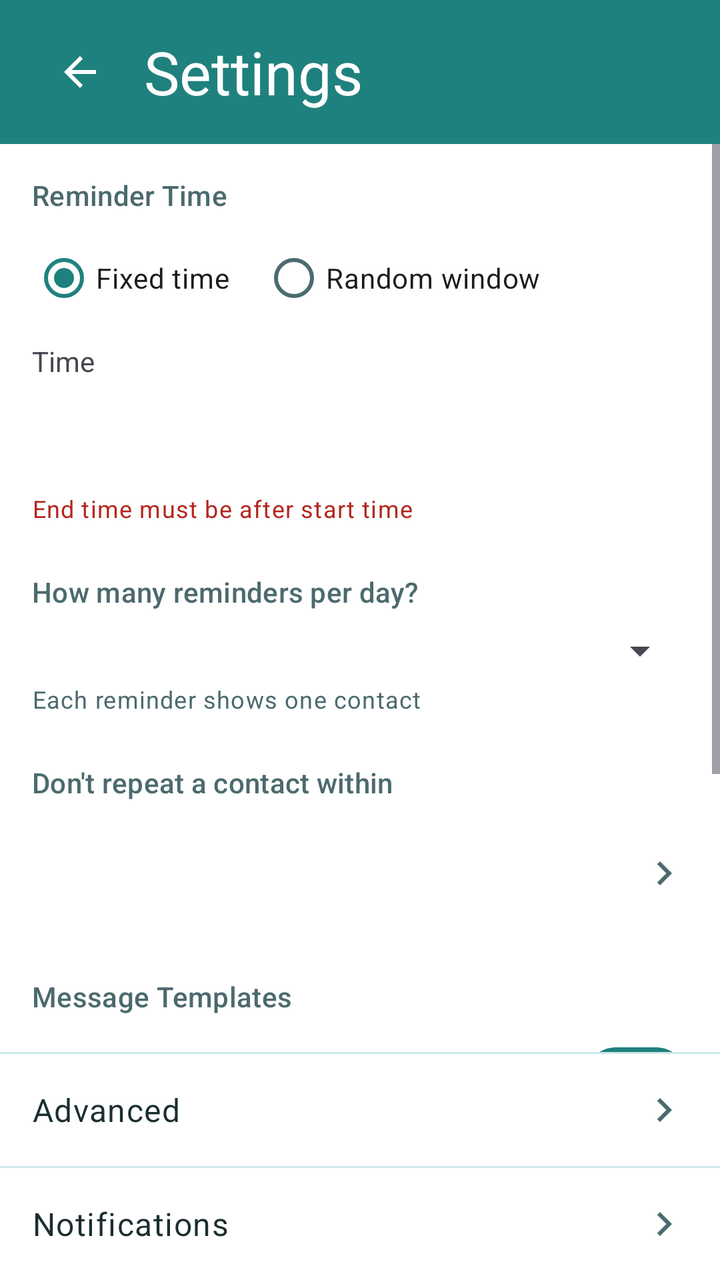
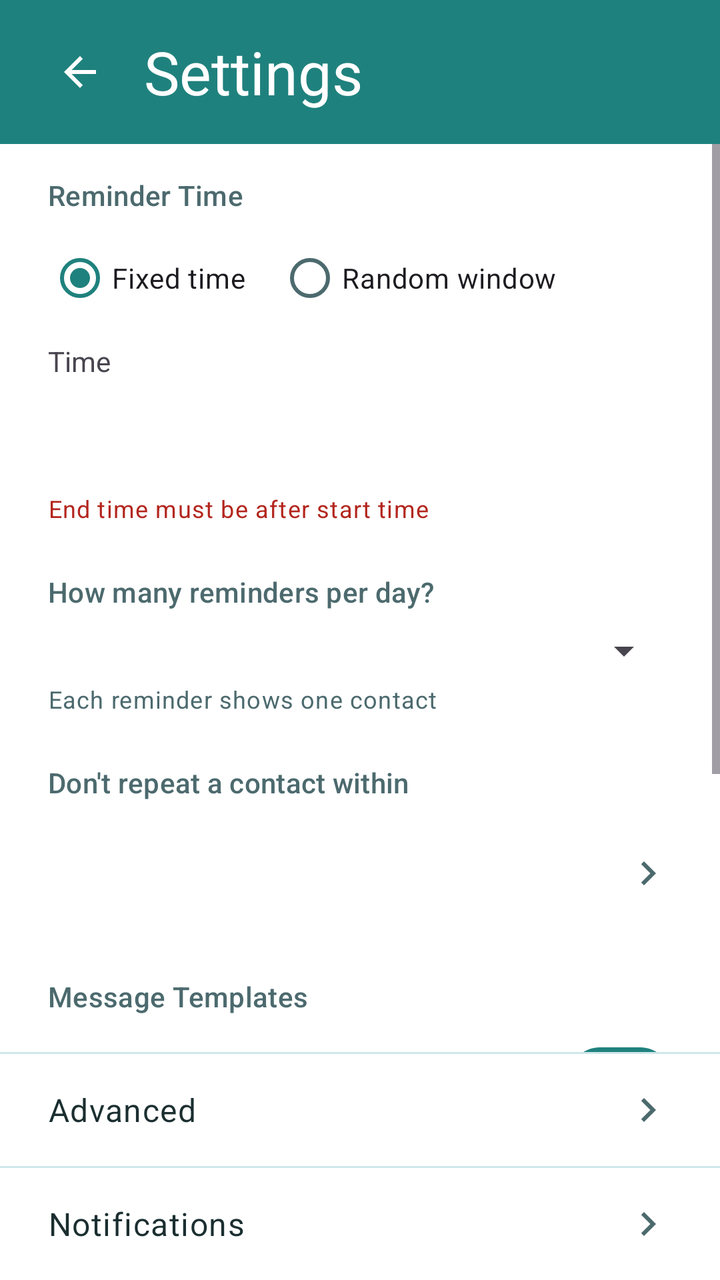

Screens rendered from an Android XML layout before and after an edit, with the pre-edit source and the edit as a unified diff.
<!-- AndroidManifest.xml: application theme Theme.FriendMinder -->
<!-- res/layout/fragment_settings.xml -->
<?xml version="1.0" encoding="utf-8"?>
<FrameLayout xmlns:android="http://schemas.android.com/apk/res/android"
    xmlns:app="http://schemas.android.com/apk/res-auto"
    android:layout_width="match_parent"
    android:layout_height="match_parent">

    <LinearLayout
        android:layout_width="match_parent"
        android:layout_height="match_parent"
        android:orientation="vertical">

        
        <LinearLayout
            android:id="@+id/headerContainer"
            android:layout_width="match_parent"
            android:layout_height="wrap_content"
            android:orientation="vertical"
            android:background="@color/fm_header">

            <View
                android:id="@+id/statusBarSpacer"
                android:layout_width="match_parent"
                android:layout_height="0dp" />

            <FrameLayout
                android:layout_width="match_parent"
                android:layout_height="@dimen/fm_home_header_height">

                <ImageButton
                    android:id="@+id/backButton"
                    android:layout_width="48dp"
                    android:layout_height="48dp"
                    android:layout_gravity="start|center_vertical"
                    android:layout_marginStart="16dp"
                    android:padding="12dp"
                    android:background="?attr/selectableItemBackgroundBorderless"
                    android:src="@drawable/ic_arrow_back"
                    app:tint="@color/fm_on_primary"
                    android:contentDescription="@string/content_desc_back" />

                <TextView
                    android:id="@+id/headerTitle"
                    android:layout_width="wrap_content"
                    android:layout_height="wrap_content"
                    android:layout_gravity="start|center_vertical"
                    android:layout_marginStart="72dp"
                    android:layout_marginEnd="@dimen/fm_space_6"
                    android:text="@string/title_settings"
                    android:textColor="@color/fm_on_primary"
                    android:textSize="@dimen/fm_header_title_size"
                    android:maxLines="1"
                    android:ellipsize="end" />
            </FrameLayout>
        </LinearLayout>

        
        <ScrollView
            android:id="@+id/settingsScrollView"
            android:layout_width="match_parent"
            android:layout_height="0dp"
            android:layout_weight="1"
            android:clipToPadding="false">

            <LinearLayout
                android:layout_width="match_parent"
                android:layout_height="wrap_content"
                android:orientation="vertical"
                android:paddingStart="16dp"
                android:paddingEnd="16dp"
                android:paddingTop="16dp"
                android:paddingBottom="16dp">

                
                <TextView
                    style="?attr/textAppearanceTitleSmall"
                    android:layout_width="wrap_content"
                    android:layout_height="wrap_content"
                    android:textColor="?attr/colorOnSurfaceVariant"
                    android:text="@string/label_reminder_time" />

                <RadioGroup
                    android:id="@+id/timeModeGroup"
                    android:layout_width="match_parent"
                    android:layout_height="wrap_content"
                    android:orientation="horizontal"
                    android:layout_marginTop="8dp">

                    <RadioButton
                        android:id="@+id/fixedTimeRadio"
                        android:layout_width="wrap_content"
                        android:layout_height="wrap_content"
                        android:text="@string/option_fixed_time"
                        android:checked="true" />

                    <RadioButton
                        android:id="@+id/randomWindowRadio"
                        android:layout_width="wrap_content"
                        android:layout_height="wrap_content"
                        android:layout_marginStart="16dp"
                        android:text="@string/option_random_window" />
                </RadioGroup>

                <LinearLayout
                    android:id="@+id/fixedTimeGroup"
                    android:layout_width="match_parent"
                    android:layout_height="wrap_content"
                    android:orientation="vertical"
                    android:layout_marginTop="8dp">

                    <TextView
                        android:layout_width="wrap_content"
                        android:layout_height="wrap_content"
                        android:text="@string/label_time" />

                    <Button
                        android:id="@+id/fixedTimeButton"
                        style="@style/Widget.Material3.Button.OutlinedButton"
                        android:layout_width="wrap_content"
                        android:layout_height="wrap_content"
                        android:layout_marginTop="4dp" />
                </LinearLayout>

                <LinearLayout
                    android:id="@+id/randomWindowGroup"
                    android:layout_width="match_parent"
                    android:layout_height="wrap_content"
                    android:orientation="horizontal"
                    android:layout_marginTop="8dp"
                    android:visibility="gone">

                    <LinearLayout
                        android:layout_width="0dp"
                        android:layout_height="wrap_content"
                        android:layout_weight="1"
                        android:orientation="vertical">

                        <TextView
                            android:layout_width="wrap_content"
                            android:layout_height="wrap_content"
                            android:text="@string/label_from" />

                        <Button
                            android:id="@+id/randomFromButton"
                            style="@style/Widget.Material3.Button.OutlinedButton"
                            android:layout_width="wrap_content"
                            android:layout_height="wrap_content"
                            android:layout_marginTop="4dp" />
                    </LinearLayout>

                    <LinearLayout
                        android:layout_width="0dp"
                        android:layout_height="wrap_content"
                        android:layout_weight="1"
                        android:orientation="vertical"
                        android:layout_marginStart="16dp">

                        <TextView
                            android:layout_width="wrap_content"
                            android:layout_height="wrap_content"
                            android:text="@string/label_to" />

                        <Button
                            android:id="@+id/randomToButton"
                            style="@style/Widget.Material3.Button.OutlinedButton"
                            android:layout_width="wrap_content"
                            android:layout_height="wrap_content"
                            android:layout_marginTop="4dp" />
                    </LinearLayout>
                </LinearLayout>

                
                <TextView
                    android:id="@+id/timeStatusText"
                    android:layout_width="match_parent"
                    android:layout_height="wrap_content"
                    android:layout_marginTop="4dp"
                    android:text="@string/error_end_before_start"
                    android:textColor="?attr/colorError"
                    android:textAppearance="?attr/textAppearanceBodySmall" />

                
                <TextView
                    style="?attr/textAppearanceTitleSmall"
                    android:layout_width="wrap_content"
                    android:layout_height="wrap_content"
                    android:textColor="?attr/colorOnSurfaceVariant"
                    android:layout_marginTop="24dp"
                    android:text="@string/label_contacts_per_day" />

                <Spinner
                    android:id="@+id/contactsPerDaySpinner"
                    android:layout_width="match_parent"
                    android:layout_height="wrap_content"
                    android:layout_marginTop="8dp" />

                <TextView
                    android:layout_width="wrap_content"
                    android:layout_height="wrap_content"
                    android:layout_marginTop="4dp"
                    android:text="@string/helper_contacts_per_day"
                    android:textColor="?attr/colorOnSurfaceVariant"
                    android:textAppearance="?attr/textAppearanceBodySmall" />

                
                <TextView
                    style="?attr/textAppearanceTitleSmall"
                    android:layout_width="wrap_content"
                    android:layout_height="wrap_content"
                    android:textColor="?attr/colorOnSurfaceVariant"
                    android:layout_marginTop="24dp"
                    android:text="@string/label_cooldown" />

                <LinearLayout
                    android:id="@+id/cooldownRow"
                    android:layout_width="match_parent"
                    android:layout_height="56dp"
                    android:layout_marginTop="8dp"
                    android:orientation="horizontal"
                    android:gravity="center_vertical"
                    android:background="@drawable/bg_home_row_ripple"
                    android:clickable="true"
                    android:focusable="true">

                    <TextView
                        android:id="@+id/cooldownValue"
                        android:layout_width="0dp"
                        android:layout_height="wrap_content"
                        android:layout_weight="1"
                        android:textSize="17sp"
                        android:textColor="@color/fm_ink" />

                    <ImageView
                        android:layout_width="24dp"
                        android:layout_height="24dp"
                        android:src="@drawable/ic_chevron_right"
                        android:importantForAccessibility="no" />
                </LinearLayout>

                
                <TextView
                    style="?attr/textAppearanceTitleSmall"
                    android:layout_width="wrap_content"
                    android:layout_height="wrap_content"
                    android:textColor="?attr/colorOnSurfaceVariant"
                    android:layout_marginTop="24dp"
                    android:text="@string/label_message_templates" />

                
                <LinearLayout
                    android:layout_width="match_parent"
                    android:layout_height="wrap_content"
                    android:orientation="horizontal"
                    android:gravity="center_vertical"
                    android:layout_marginTop="8dp"
                    android:minHeight="48dp">

                    <TextView
                        android:layout_width="0dp"
                        android:layout_height="wrap_content"
                        android:layout_weight="1"
                        android:layout_marginEnd="@dimen/fm_space_4"
                        android:text="@string/checkbox_include_message"
                        android:textAppearance="?attr/textAppearanceBodyLarge" />

                    <com.google.android.material.materialswitch.MaterialSwitch
                        android:id="@+id/includeMessageSwitch"
                        android:layout_width="wrap_content"
                        android:layout_height="wrap_content"
                        android:checked="true" />
                </LinearLayout>

                <com.google.android.material.textfield.TextInputLayout
                    style="@style/Widget.Material3.TextInputLayout.OutlinedBox"
                    android:layout_width="match_parent"
                    android:layout_height="wrap_content"
                    android:layout_marginTop="8dp"
                    android:hint="@string/hint_message_templates">

                    <com.google.android.material.textfield.TextInputEditText
                        android:id="@+id/messageTemplateInput"
                        android:layout_width="match_parent"
                        android:layout_height="wrap_content"
                        android:inputType="textMultiLine"
                        android:minLines="4"
                        android:maxLines="8" />
                </com.google.android.material.textfield.TextInputLayout>

                <TextView
                    android:id="@+id/charCounterText"
                    android:layout_width="match_parent"
                    android:layout_height="wrap_content"
                    android:layout_marginTop="4dp"
                    android:gravity="end"
                    android:textColor="?attr/colorOnSurfaceVariant"
                    android:textAppearance="?attr/textAppearanceBodySmall" />

            </LinearLayout>
        </ScrollView>

        

        <View
            android:layout_width="match_parent"
            android:layout_height="1dp"
            android:background="@color/fm_divider" />

        
        <LinearLayout
            android:id="@+id/advancedRow"
            android:layout_width="match_parent"
            android:layout_height="56dp"
            android:orientation="horizontal"
            android:gravity="center_vertical"
            android:paddingStart="16dp"
            android:paddingEnd="16dp"
            android:background="?attr/selectableItemBackground"
            android:clickable="true"
            android:focusable="true">

            <TextView
                android:layout_width="0dp"
                android:layout_height="wrap_content"
                android:layout_weight="1"
                android:textColor="?attr/colorOnSurface"
                android:textAppearance="?attr/textAppearanceBodyLarge"
                android:text="@string/title_advanced_settings" />

            <ImageView
                android:layout_width="24dp"
                android:layout_height="24dp"
                android:src="@drawable/ic_chevron_right"
                android:contentDescription="@null" />
        </LinearLayout>

        <View
            android:layout_width="match_parent"
            android:layout_height="1dp"
            android:background="@color/fm_divider" />

        
        <LinearLayout
            android:id="@+id/notificationsDiagnosticsRow"
            android:layout_width="match_parent"
            android:layout_height="56dp"
            android:orientation="horizontal"
            android:gravity="center_vertical"
            android:paddingStart="16dp"
            android:paddingEnd="16dp"
            android:background="?attr/selectableItemBackground"
            android:clickable="true"
            android:focusable="true">

            <TextView
                android:layout_width="0dp"
                android:layout_height="wrap_content"
                android:layout_weight="1"
                android:textColor="?attr/colorOnSurface"
                android:textAppearance="?attr/textAppearanceBodyLarge"
                android:text="@string/title_notifications_diagnostics" />

            <ImageView
                android:layout_width="24dp"
                android:layout_height="24dp"
                android:src="@drawable/ic_chevron_right"
                android:contentDescription="@null" />
        </LinearLayout>

    </LinearLayout>

    
    <LinearLayout
        android:id="@+id/settingsSavedPill"
        android:layout_width="wrap_content"
        android:layout_height="wrap_content"
        android:layout_gravity="top|center_horizontal"
        android:layout_marginTop="?attr/actionBarSize"
        android:orientation="horizontal"
        android:gravity="center_vertical"
        android:paddingStart="16dp"
        android:paddingEnd="16dp"
        android:paddingTop="8dp"
        android:paddingBottom="8dp"
        android:background="@drawable/bg_pill_saved"
        android:elevation="4dp"
        android:visibility="invisible"
        android:focusable="false"
        android:clickable="false"
        android:accessibilityLiveRegion="polite">

        <ImageView
            android:layout_width="16dp"
            android:layout_height="16dp"
            android:src="@drawable/ic_check_small"
            android:contentDescription="@null" />

        <TextView
            android:layout_width="wrap_content"
            android:layout_height="wrap_content"
            android:layout_marginStart="6dp"
            android:textColor="@android:color/white"
            android:textAppearance="?attr/textAppearanceLabelLarge"
            android:text="@string/label_settings_saved_pill" />
    </LinearLayout>

</FrameLayout>
<!-- resources referenced by this layout -->
<resources>
  <color name="fm_divider">#CFE7EA</color>
  <color name="fm_header">#1F817D</color>
  <color name="fm_ink">#1B2E30</color>
  <color name="fm_on_primary">#FFFFFF</color>
  <dimen name="fm_header_title_size">30sp</dimen>
  <dimen name="fm_home_header_height">72dp</dimen>
  <dimen name="fm_space_4">16dp</dimen>
  <dimen name="fm_space_6">24dp</dimen>
  <!-- drawable bg_home_row_ripple (drawable) -->
  <?xml version="1.0" encoding="utf-8"?>
  <ripple xmlns:android="http://schemas.android.com/apk/res/android"
      android:color="#1F1F817D" />
  <!-- drawable bg_pill_saved (drawable) -->
  <?xml version="1.0" encoding="utf-8"?>
  <shape xmlns:android="http://schemas.android.com/apk/res/android" android:shape="rectangle">
      <solid android:color="@color/fm_accent" />
      <corners android:radius="999dp" />
  </shape>
  <!-- drawable ic_arrow_back (drawable) -->
  <vector xmlns:android="http://schemas.android.com/apk/res/android"
      android:width="24dp"
      android:height="24dp"
      android:viewportWidth="24"
      android:viewportHeight="24"
      android:tint="?attr/colorOnSurface">
      <path
          android:fillColor="@android:color/white"
          android:pathData="M20,11H7.83l5.59,-5.59L12,4l-8,8 8,8 1.41,-1.41L7.83,13H20v-2z" />
  </vector>
  <!-- drawable ic_check_small (drawable) -->
  <?xml version="1.0" encoding="utf-8"?>
  <vector xmlns:android="http://schemas.android.com/apk/res/android"
      android:width="16dp"
      android:height="16dp"
      android:viewportWidth="24"
      android:viewportHeight="24">
      <path
          android:fillColor="@android:color/white"
          android:pathData="M9,16.17L4.83,12l-1.41,1.41L9,19 21,7l-1.41,-1.41z" />
  </vector>
  <!-- drawable ic_chevron_right (drawable) -->
  <vector xmlns:android="http://schemas.android.com/apk/res/android"
      android:width="24dp"
      android:height="24dp"
      android:viewportWidth="24"
      android:viewportHeight="24"
      android:tint="?attr/colorOnSurfaceVariant">
      <path
          android:fillColor="@android:color/white"
          android:pathData="M8.59,16.59L13.17,12 8.59,7.41 10,6l6,6 -6,6z" />
  </vector>
  <string name="checkbox_include_message">Include a pre-filled message</string>
  <string name="content_desc_back">Back</string>
  <string name="error_end_before_start">End time must be after start time</string>
  <string name="helper_contacts_per_day">Each reminder shows one contact</string>
  <string name="hint_message_templates">One message per line — a random one is used each time</string>
  <string name="label_contacts_per_day">How many reminders per day?</string>
  <string name="label_cooldown">Don\'t repeat a contact within</string>
  <string name="label_from">From</string>
  <string name="label_message_templates">Message Templates</string>
  <string name="label_reminder_time">Reminder Time</string>
  <string name="label_settings_saved_pill">Saved</string>
  <string name="label_time">Time</string>
  <string name="label_to">To</string>
  <string name="option_fixed_time">Fixed time</string>
  <string name="option_random_window">Random window</string>
  <string name="title_advanced_settings">Advanced</string>
  <string name="title_notifications_diagnostics">Notifications</string>
  <string name="title_settings">Settings</string>
  <color name="fm_accent">#155D5B</color>
  <color name="fm_primary">#1F817D</color>
  <color name="fm_primary_container">#B0E8E6</color>
  <color name="fm_on_primary_container">#195556</color>
  <color name="fm_secondary">#5ABBEB</color>
  <color name="fm_on_secondary">#0A2E31</color>
  <color name="fm_secondary_container">#D6EBF8</color>
  <color name="fm_on_secondary_container">#0A2E31</color>
  <color name="fm_surface">#FFFFFF</color>
  <color name="fm_surface_variant">#D3E9F4</color>
  <color name="fm_ink_dim">#4C6A6E</color>
  <color name="fm_outline">#5A8A92</color>
  <color name="fm_error">#B3261E</color>
  <color name="fm_error_container">#F9DEDC</color>
  <color name="fm_on_error_container">#410E0B</color>
  <!-- unchanged entries left out for length: 1 -->
</resources>

<!-- the commit's change to res/layout/fragment_settings.xml (unified diff, before → after) -->
@@ -65,8 +65,8 @@
                 android:layout_width="match_parent"
                 android:layout_height="wrap_content"
                 android:orientation="vertical"
-                android:paddingStart="16dp"
-                android:paddingEnd="16dp"
+                android:paddingStart="@dimen/fm_gutter"
+                android:paddingEnd="@dimen/fm_gutter"
                 android:paddingTop="16dp"
                 android:paddingBottom="16dp">
 
@@ -311,8 +311,8 @@
             android:layout_height="56dp"
             android:orientation="horizontal"
             android:gravity="center_vertical"
-            android:paddingStart="16dp"
-            android:paddingEnd="16dp"
+            android:paddingStart="@dimen/fm_gutter"
+            android:paddingEnd="@dimen/fm_gutter"
             android:background="?attr/selectableItemBackground"
             android:clickable="true"
             android:focusable="true">
@@ -344,8 +344,8 @@
             android:layout_height="56dp"
             android:orientation="horizontal"
             android:gravity="center_vertical"
-            android:paddingStart="16dp"
-            android:paddingEnd="16dp"
+            android:paddingStart="@dimen/fm_gutter"
+            android:paddingEnd="@dimen/fm_gutter"
             android:background="?attr/selectableItemBackground"
             android:clickable="true"
             android:focusable="true">
<!-- resource entries referenced after the edit -->
@@ -4,6 +4,7 @@
   <color name="fm_header">#1F817D</color>
   <color name="fm_ink">#1B2E30</color>
   <color name="fm_on_primary">#FFFFFF</color>
+  <dimen name="fm_gutter">24dp</dimen>
   <dimen name="fm_header_title_size">30sp</dimen>
   <dimen name="fm_home_header_height">72dp</dimen>
   <dimen name="fm_space_4">16dp</dimen>
